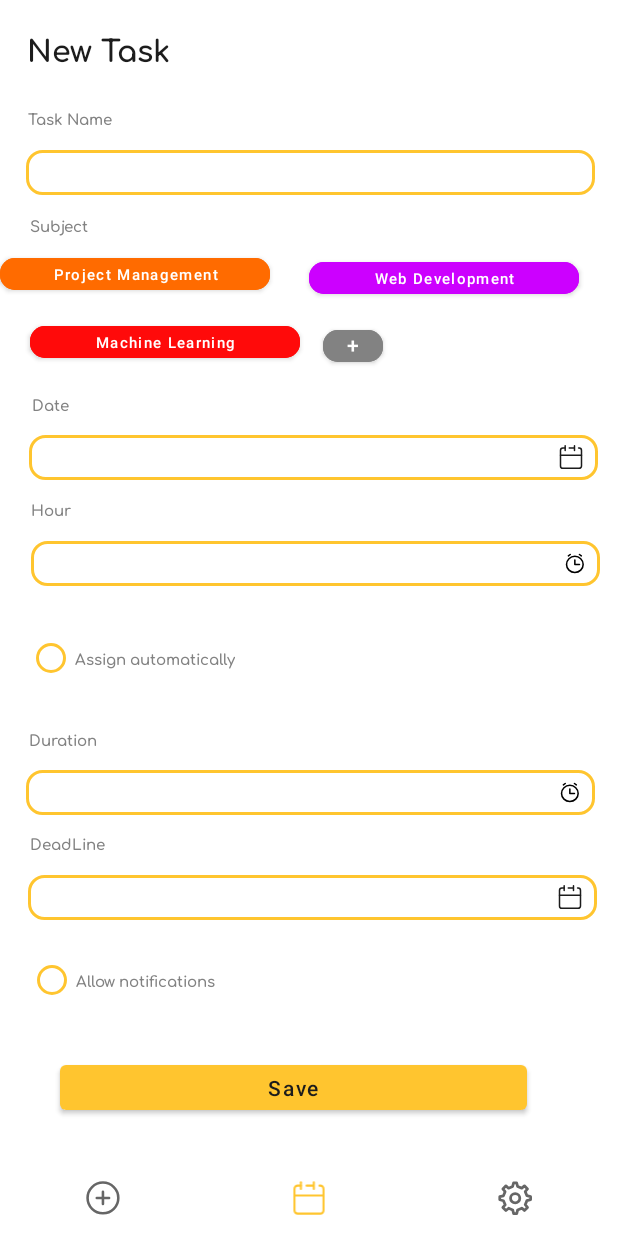
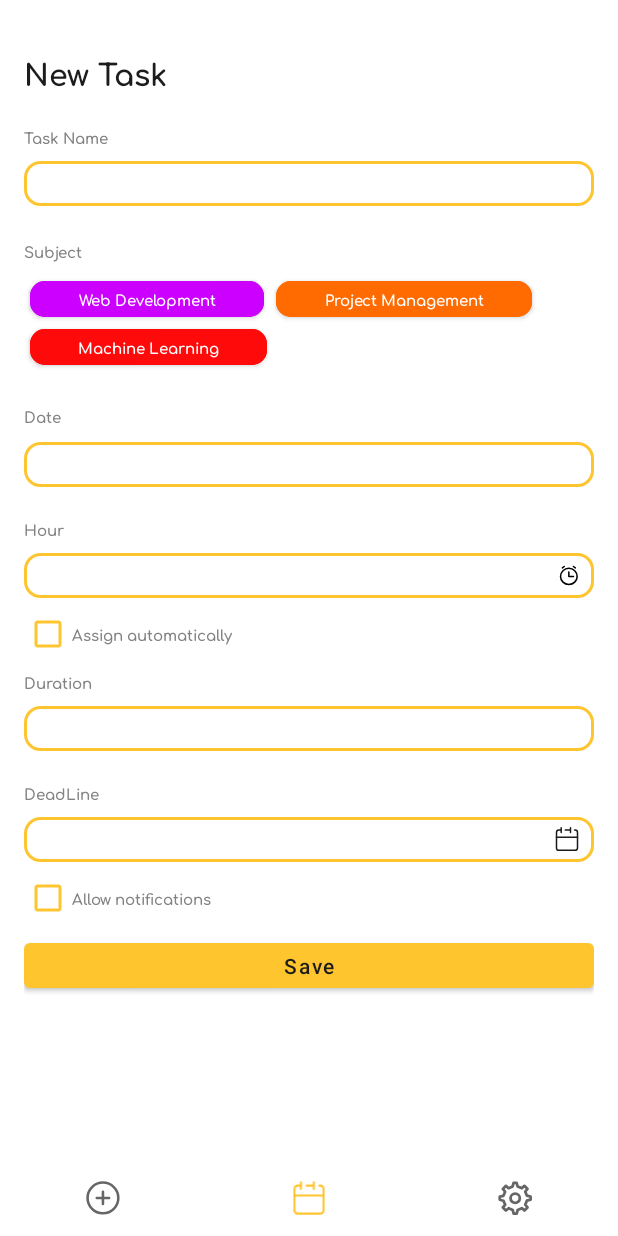
Before and after one commit to dfontalv20/UniTasker, an Android app: the fragment NewTaskFragment placed in its activity, on a phone screen of 412 x 824 dp. Run offline under Robolectric (Android 15) with nearby library versions, the phone set to English and light mode, and no system bars; our stand-ins replace FlexboxLayout.

Commit message:
fix: Task form layout

```diff
--- a/app/build.gradle
+++ b/app/build.gradle
@@ -38,6 +38,7 @@ dependencies {
     implementation 'androidx.appcompat:appcompat:1.6.1'
     implementation 'com.google.android.material:material:1.8.0'
     implementation 'androidx.constraintlayout:constraintlayout:2.1.4'
+    implementation 'com.google.android.flexbox:flexbox:3.0.0'
     testImplementation 'junit:junit:4.13.2'
     androidTestImplementation 'androidx.test.ext:junit:1.1.5'
     androidTestImplementation 'androidx.test.espresso:espresso-core:3.5.1'
--- a/app/src/main/res/layout/task_form.xml
+++ b/app/src/main/res/layout/task_form.xml
@@ -6,11 +6,95 @@
     android:layout_height="match_parent"
     android:backgroundTint="@color/purple">
 
+    <LinearLayout
+        android:layout_width="match_parent"
+        android:layout_height="match_parent"
+        android:padding="16dp"
+        android:orientation="vertical">
+
+        <TextView
+            android:id="@+id/textView4"
+            style="@style/title"
+            android:layout_width="wrap_content"
+            android:layout_height="wrap_content"
+            android:layout_marginTop="16dp"
+            android:text="New Task"
+            android:layout_marginBottom="20dp" />
+
+        <TextView
+            android:id="@+id/textView3"
+            style="@style/label"
+            android:layout_width="wrap_content"
+            android:layout_height="wrap_content"
+            android:text="Task Name"
+            android:layout_marginBottom="8dp" />
+
+        <EditText
+            android:id="@+id/editTextTextPersonName"
+            android:layout_width="match_parent"
+            android:layout_height="30dp"
+            android:layout_marginBottom="22dp"
+            android:background="@drawable/rounded_edittext_background"
+            android:backgroundTint="@color/primary"
+            android:backgroundTintMode="add"
+            android:ems="10"
+            android:inputType="textPersonName"
+            android:paddingStart="10dp"
+            android:textSize="12sp" />
+
+        <TextView
+            android:id="@+id/textView8"
+            style="@style/label"
+            android:layout_width="wrap_content"
+            android:layout_height="wrap_content"
+            android:text="Subject"
+            android:layout_marginBottom="8dp" />
+
+        <com.google.android.flexbox.FlexboxLayout
+            android:layout_width="match_parent"
+            android:layout_height="wrap_content"
+            android:layout_marginBottom="22dp"
+            app:flexDirection="row"
+            app:flexWrap="wrap">
+
+            <Button
+                android:id="@+id/button11"
+                style="@style/Theme.UniTasker.Tag"
+                android:layout_width="wrap_content"
+                android:layout_height="24dp"
+                android:backgroundTint="@color/purple"
+                android:text="Web Development" />
+
+            <Button
+                android:id="@+id/button14"
+                style="@style/Theme.UniTasker.Tag"
+                android:layout_width="wrap_content"
+                android:layout_height="24dp"
+                android:backgroundTint="@color/orange"
+                android:text="Project Management" />
+
+            <Button
+                android:id="@+id/button15"
+                style="@style/Theme.UniTasker.Tag"
+                android:layout_width="wrap_content"
+                android:layout_height="24dp"
+                android:backgroundTint="@color/red"
+                android:text="Machine Learning" />
+        </com.google.android.flexbox.FlexboxLayout>
+
+        <TextView
+            android:id="@+id/textView12"
+            style="@style/label"
+            android:layout_width="53dp"
+            android:layout_height="17dp"
+            android:layout_marginBottom="8dp"
+            android:text="Date" />
 
         <EditText
             android:id="@+id/editTextTextPersonName5"
-        android:layout_width="379dp"
+            android:layout_width="match_parent"
             android:layout_height="30dp"
+            android:layout_marginBottom="20dp"
             android:background="@drawable/rounded_edittext_background"
             android:backgroundTint="@color/primary"
             android:backgroundTintMode="add"
@@ -18,14 +102,7 @@
             android:inputType="date"
             android:paddingStart="10dp"
             android:paddingRight="10dp"
-        android:textSize="12sp"
-        app:drawableEndCompat="@drawable/ic_calendar"
-        app:layout_constraintBottom_toBottomOf="parent"
-        app:layout_constraintEnd_toEndOf="parent"
-        app:layout_constraintHorizontal_bias="0.593"
-        app:layout_constraintStart_toStartOf="parent"
-        app:layout_constraintTop_toTopOf="parent"
-        app:layout_constraintVertical_bias="0.39" />
+            android:textSize="12sp" />
 
         <TextView
             android:id="@+id/textView11"
@@ -33,29 +110,11 @@
             android:layout_width="wrap_content"
             android:layout_height="wrap_content"
             android:text="Hour"
-        app:layout_constraintBottom_toBottomOf="parent"
-        app:layout_constraintEnd_toEndOf="parent"
-        app:layout_constraintHorizontal_bias="0.054"
-        app:layout_constraintStart_toStartOf="parent"
-        app:layout_constraintTop_toTopOf="parent"
-        app:layout_constraintVertical_bias="0.437" />
-
-    <TextView
-        android:id="@+id/textView12"
-        style="@style/label"
-        android:layout_width="53dp"
-        android:layout_height="17dp"
-        android:text="Date"
-        app:layout_constraintBottom_toBottomOf="parent"
-        app:layout_constraintEnd_toEndOf="parent"
-        app:layout_constraintHorizontal_bias="0.059"
-        app:layout_constraintStart_toStartOf="parent"
-        app:layout_constraintTop_toTopOf="parent"
-        app:layout_constraintVertical_bias="0.345" />
+            android:layout_marginBottom="8dp" />
 
         <EditText
             android:id="@+id/editTextTextPersonName6"
-        android:layout_width="379dp"
+            android:layout_width="match_parent"
             android:layout_height="30dp"
             android:background="@drawable/rounded_edittext_background"
             android:backgroundTint="@color/primary"
@@ -73,9 +132,52 @@
             app:layout_constraintTop_toTopOf="parent"
             app:layout_constraintVertical_bias="0.485" />
 
+        <CheckBox
+            android:id="@+id/radioButton"
+            style="@style/label"
+            android:layout_width="wrap_content"
+            android:layout_height="wrap_content"
+            android:buttonTint="@color/primary"
+            android:text="Assign automatically"
+            android:textColorLink="@color/primary"
+            app:layout_constraintEnd_toEndOf="parent"
+            app:layout_constraintHorizontal_bias="0.066"
+            app:layout_constraintStart_toStartOf="parent"
+            app:layout_constraintTop_toBottomOf="@+id/editTextTextPersonName6" />
+
+        <TextView
+            android:id="@+id/textView9"
+            style="@style/label"
+            android:layout_width="wrap_content"
+            android:layout_height="wrap_content"
+            android:layout_marginBottom="8dp"
+            android:text="Duration" />
+
+        <EditText
+            android:id="@+id/editTextTextPersonName2"
+            android:layout_width="match_parent"
+            android:layout_height="30dp"
+            android:layout_marginBottom="20dp"
+            android:background="@drawable/rounded_edittext_background"
+            android:backgroundTint="@color/primary"
+            android:backgroundTintMode="add"
+            android:ems="10"
+            android:inputType="number"
+            android:paddingStart="10dp"
+            android:paddingRight="10dp"
+            android:textSize="12sp" />
+
+        <TextView
+            android:id="@+id/textView10"
+            style="@style/label"
+            android:layout_width="wrap_content"
+            android:layout_height="wrap_content"
+            android:layout_marginBottom="8dp"
+            android:text="DeadLine" />
+
         <EditText
             android:id="@+id/editTextTextPersonName4"
-        android:layout_width="379dp"
+            android:layout_width="match_parent"
             android:layout_height="30dp"
             android:background="@drawable/rounded_edittext_background"
             android:backgroundTint="@color/primary"
@@ -85,119 +187,24 @@
             android:paddingStart="10dp"
             android:paddingRight="10dp"
             android:textSize="12sp"
-        app:drawableEndCompat="@drawable/ic_calendar"
-        app:layout_constraintBottom_toBottomOf="parent"
-        app:layout_constraintEnd_toEndOf="parent"
-        app:layout_constraintHorizontal_bias="0.562"
-        app:layout_constraintStart_toStartOf="parent"
-        app:layout_constraintTop_toTopOf="parent"
-        app:layout_constraintVertical_bias="0.784" />
+            app:drawableEndCompat="@drawable/ic_calendar" />
 
-    <EditText
-        android:id="@+id/editTextTextPersonName2"
-        android:layout_width="379dp"
-        android:layout_height="30dp"
-        android:background="@drawable/rounded_edittext_background"
-        android:backgroundTint="@color/primary"
-        android:backgroundTintMode="add"
-        android:ems="10"
-        android:inputType="number"
-        android:paddingStart="10dp"
-        android:paddingRight="10dp"
-        android:textSize="12sp"
-        app:drawableEndCompat="@drawable/ic_time"
-        app:layout_constraintBottom_toBottomOf="parent"
-        app:layout_constraintEnd_toEndOf="parent"
-        app:layout_constraintHorizontal_bias="0.531"
-        app:layout_constraintStart_toStartOf="parent"
-        app:layout_constraintTop_toTopOf="parent"
-        app:layout_constraintVertical_bias="0.69" />
-
-    <TextView
-        android:id="@+id/textView10"
+        <CheckBox
+            android:id="@+id/radioButton2"
             style="@style/label"
             android:layout_width="wrap_content"
             android:layout_height="wrap_content"
-        android:text="DeadLine"
-        app:layout_constraintBottom_toBottomOf="parent"
+            android:buttonTint="@color/primary"
+            android:text="Allow notifications"
+            android:textColorLink="@color/primary"
             app:layout_constraintEnd_toEndOf="parent"
-        app:layout_constraintHorizontal_bias="0.055"
+            app:layout_constraintHorizontal_bias="0.066"
             app:layout_constraintStart_toStartOf="parent"
-        app:layout_constraintTop_toTopOf="parent"
-        app:layout_constraintVertical_bias="0.731" />
-
-    <TextView
-        android:id="@+id/textView9"
-        style="@style/label"
-        android:layout_width="wrap_content"
-        android:layout_height="wrap_content"
-        android:text="Duration"
-        app:layout_constraintBottom_toBottomOf="parent"
-        app:layout_constraintEnd_toEndOf="parent"
-        app:layout_constraintHorizontal_bias="0.052"
-        app:layout_constraintStart_toStartOf="parent"
-        app:layout_constraintTop_toTopOf="parent"
-        app:layout_constraintVertical_bias="0.639" />
-
-    <Button
-        android:id="@+id/button16"
-        android:layout_width="40dp"
-        android:layout_height="33dp"
-        android:layout_marginTop="12dp"
-        android:backgroundTint="@color/gray"
-        android:paddingTop="0dp"
-        android:text="+"
-        app:cornerRadius="10dp"
-        app:layout_constraintEnd_toEndOf="parent"
-        app:layout_constraintHorizontal_bias="0.088"
-        app:layout_constraintStart_toEndOf="@+id/button15"
-        app:layout_constraintTop_toBottomOf="@+id/button11" />
-
-    <Button
-        android:id="@+id/button11"
-        android:layout_width="180dp"
-        android:layout_height="33dp"
-        android:backgroundTint="@color/purple"
-        android:text="Web Development"
-        android:textAllCaps="false"
-        android:textSize="10dp"
-        app:cornerRadius="10dp"
-        app:layout_constraintBottom_toTopOf="@+id/editTextTextPersonName5"
-        app:layout_constraintEnd_toEndOf="parent"
-        app:layout_constraintStart_toEndOf="@+id/button14"
-        app:layout_constraintTop_toBottomOf="@+id/editTextTextPersonName"
-        app:layout_constraintVertical_bias="0.307" />
-
-    <Button
-        android:id="@+id/button14"
-        android:layout_width="180dp"
-        android:layout_height="33dp"
-        android:layout_marginTop="36dp"
-        android:backgroundTint="@color/orange"
-        android:text="Project Management"
-        android:textAllCaps="false"
-        android:textSize="10dp"
-        app:cornerRadius="10dp"
-        app:layout_constraintTop_toBottomOf="@+id/editTextTextPersonName"
-        tools:layout_editor_absoluteX="21dp" />
-
-    <Button
-        android:id="@+id/button15"
-        android:layout_width="180dp"
-        android:layout_height="33dp"
-        android:layout_marginStart="20dp"
-        android:layout_marginTop="12dp"
-        android:backgroundTint="@color/red"
-        android:text="Machine Learning"
-        android:textAllCaps="false"
-        android:textSize="10dp"
-        app:cornerRadius="10dp"
-        app:layout_constraintStart_toStartOf="parent"
-        app:layout_constraintTop_toBottomOf="@+id/button14" />
+            app:layout_constraintTop_toBottomOf="@+id/editTextTextPersonName4" />
 
         <Button
             android:id="@+id/button5"
-        android:layout_width="311dp"
+            android:layout_width="match_parent"
             android:layout_height="42dp"
             android:layout_marginBottom="28dp"
             android:text="Save"
@@ -210,90 +217,7 @@
             app:layout_constraintTop_toBottomOf="@+id/editTextTextPersonName3"
             app:layout_constraintVertical_bias="1.0" />
 
-    <EditText
-        android:id="@+id/editTextTextPersonName"
-        android:layout_width="379dp"
-        android:layout_height="30dp"
-        android:background="@drawable/rounded_edittext_background"
-        android:backgroundTint="@color/primary"
-        android:backgroundTintMode="add"
-        android:ems="10"
-        android:inputType="textPersonName"
-        android:paddingStart="10dp"
-        android:textSize="12sp"
-        app:layout_constraintBottom_toBottomOf="parent"
-        app:layout_constraintEnd_toEndOf="parent"
-        app:layout_constraintHorizontal_bias="0.531"
-        app:layout_constraintStart_toStartOf="parent"
-        app:layout_constraintTop_toTopOf="parent"
-        app:layout_constraintVertical_bias="0.134" />
+    </LinearLayout>
 
-    <TextView
-        android:id="@+id/textView3"
-        style="@style/label"
-        android:layout_width="wrap_content"
-        android:layout_height="wrap_content"
-        android:text="Task Name"
-        app:layout_constraintBottom_toBottomOf="parent"
-        app:layout_constraintEnd_toEndOf="parent"
-        app:layout_constraintHorizontal_bias="0.053"
-        app:layout_constraintStart_toStartOf="parent"
-        app:layout_constraintTop_toTopOf="parent"
-        app:layout_constraintVertical_bias="0.093" />
-
-    <TextView
-        android:id="@+id/textView8"
-        style="@style/label"
-        android:layout_width="wrap_content"
-        android:layout_height="wrap_content"
-        android:text="Subject"
-        app:layout_constraintBottom_toBottomOf="parent"
-        app:layout_constraintEnd_toEndOf="parent"
-        app:layout_constraintHorizontal_bias="0.053"
-        app:layout_constraintStart_toStartOf="parent"
-        app:layout_constraintTop_toTopOf="parent"
-        app:layout_constraintVertical_bias="0.187" />
-
-    <TextView
-        android:id="@+id/textView4"
-        style="@style/title"
-        android:layout_width="wrap_content"
-        android:layout_height="wrap_content"
-        android:layout_marginTop="16dp"
-        android:text="New Task"
-        app:layout_constraintBottom_toTopOf="@+id/textView5"
-        app:layout_constraintEnd_toEndOf="parent"
-        app:layout_constraintHorizontal_bias="0.056"
-        app:layout_constraintStart_toStartOf="parent"
-        app:layout_constraintTop_toTopOf="parent"
-        app:layout_constraintVertical_bias="0.0" />
-
-    <RadioButton
-        android:id="@+id/radioButton"
-        style="@style/label"
-        android:layout_width="wrap_content"
-        android:layout_height="wrap_content"
-        android:layout_marginTop="24dp"
-        android:buttonTint="@color/primary"
-        android:text="Assign automatically"
-        android:textColorLink="@color/primary"
-        app:layout_constraintEnd_toEndOf="parent"
-        app:layout_constraintHorizontal_bias="0.066"
-        app:layout_constraintStart_toStartOf="parent"
-        app:layout_constraintTop_toBottomOf="@+id/editTextTextPersonName6" />
-
-    <RadioButton
-        android:id="@+id/radioButton2"
-        style="@style/label"
-        android:layout_width="wrap_content"
-        android:layout_height="wrap_content"
-        android:layout_marginTop="16dp"
-        android:buttonTint="@color/primary"
-        android:text="Allow notifications"
-        android:textColorLink="@color/primary"
-        app:layout_constraintEnd_toEndOf="parent"
-        app:layout_constraintHorizontal_bias="0.066"
-        app:layout_constraintStart_toStartOf="parent"
-        app:layout_constraintTop_toBottomOf="@+id/editTextTextPersonName4" />
 
 </androidx.constraintlayout.widget.ConstraintLayout>
--- a/app/src/main/res/values/themes.xml
+++ b/app/src/main/res/values/themes.xml
@@ -16,4 +16,16 @@
     <style name="Theme.UniTasker.TasksCalendar.WeekDayText" parent="@style/label">
         <item name="android:textSize">15dp</item>
     </style>
+
+    <style name="Theme.UniTasker.Tag" parent="Widget.MaterialComponents.Button">
+        <item name="android:textSize">10dp</item>
+        <item name="cornerRadius">10dp</item>
+        <item name="android:textColor">@color/light</item>
+        <item name="android:textAllCaps">false</item>
+        <item name="android:textAppearance">@style/label</item>
+        <item name="android:insetBottom">0dp</item>
+        <item name="android:insetTop">0dp</item>
+        <item name="android:layout_margin">4dp</item>
+        <item name="android:paddingHorizontal">32dp</item>
+    </style>
 </resources>
--- a/app/src/main/res/values/typhography.xml
+++ b/app/src/main/res/values/typhography.xml
@@ -22,6 +22,7 @@
         <item name="android:textStyle">bold</item>
         <item name="android:textColor">@color/secondary</item>
         <item name="android:fontFamily">@font/comfortaa_semibold</item>
-        <item name="android:textSize">10sp</item>
+        <item name="android:textSize">10dp</item>
+        <item name="android:lineSpacingMultiplier">0</item>
     </style>
 </resources>
```
Lines whose indentation alone changed are shown as unchanged.
